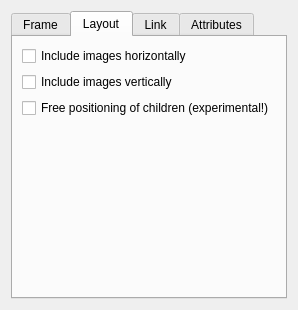
Old version of the form branchpropeditor.ui in the repository insilmaril/vym.
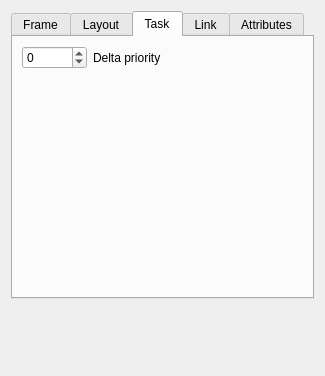
New version of the form.

Commit message:
Feature: Allow manual adjustments of priority of tasks
Branch property editor now has an additional tab to enter
delta priority in a spinbox.

```diff
--- a/branchpropeditor.ui
+++ b/branchpropeditor.ui
@@ -6,8 +6,8 @@
    <rect>
     <x>0</x>
     <y>0</y>
-    <width>298</width>
-    <height>304</height>
+    <width>325</width>
+    <height>376</height>
    </rect>
   </property>
   <property name="sizePolicy">
@@ -23,7 +23,7 @@
    <item>
     <widget class="QTabWidget" name="tabWidget">
      <property name="currentIndex">
-      <number>1</number>
+      <number>2</number>
      </property>
      <widget class="QWidget" name="tab">
       <attribute name="title">
@@ -301,6 +301,60 @@
        </item>
       </layout>
      </widget>
+     <widget class="QWidget" name="tab_4">
+      <attribute name="title">
+       <string>Task</string>
+      </attribute>
+      <layout class="QVBoxLayout" name="verticalLayout">
+       <item>
+        <layout class="QHBoxLayout" name="horizontalLayout">
+         <item>
+          <widget class="QSpinBox" name="taskPrioDelta">
+           <property name="minimum">
+            <number>-10000</number>
+           </property>
+           <property name="maximum">
+            <number>10000</number>
+           </property>
+          </widget>
+         </item>
+         <item>
+          <widget class="QLabel" name="label">
+           <property name="text">
+            <string extracomment="Manual delta added to priority of task in branch prop editor">Delta priority</string>
+           </property>
+          </widget>
+         </item>
+         <item>
+          <spacer name="horizontalSpacer">
+           <property name="orientation">
+            <enum>Qt::Horizontal</enum>
+           </property>
+           <property name="sizeHint" stdset="0">
+            <size>
+             <width>40</width>
+             <height>20</height>
+            </size>
+           </property>
+          </spacer>
+         </item>
+        </layout>
+       </item>
+       <item>
+        <spacer name="verticalSpacer_2">
+         <property name="orientation">
+          <enum>Qt::Vertical</enum>
+         </property>
+         <property name="sizeHint" stdset="0">
+          <size>
+           <width>20</width>
+           <height>40</height>
+          </size>
+         </property>
+        </spacer>
+       </item>
+      </layout>
+     </widget>
      <widget class="QWidget" name="tab_2">
       <attribute name="title">
        <string>Link</string>
```
The commit also changes 12 other files.
